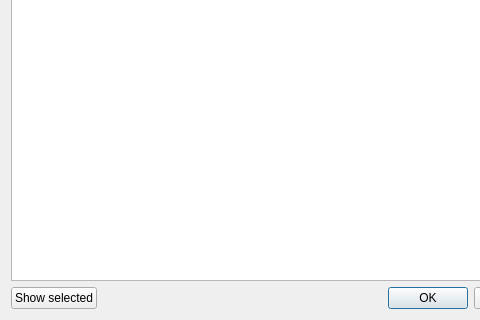
Above: resources/select_files_dialog.ui from zync/zync-python before the change; both pictures show x 0 to 480 and y 103 to 423 of the 565 by 423 pixel window. Below: the same form after it.
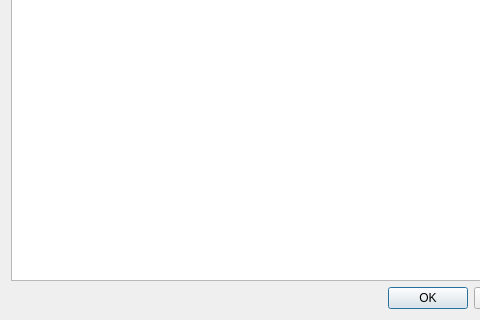
That is the form after the change.

```diff
--- a/resources/select_files_dialog.ui
+++ b/resources/select_files_dialog.ui
@@ -47,13 +47,6 @@
       <property name="bottomMargin">
        <number>0</number>
       </property>
-      <item>
-       <widget class="QPushButton" name="showSelected">
-        <property name="text">
-         <string>Show selected</string>
-        </property>
-       </widget>
-      </item>
       <item>
        <widget class="QDialogButtonBox" name="buttonBox">
         <property name="sizePolicy">
```
